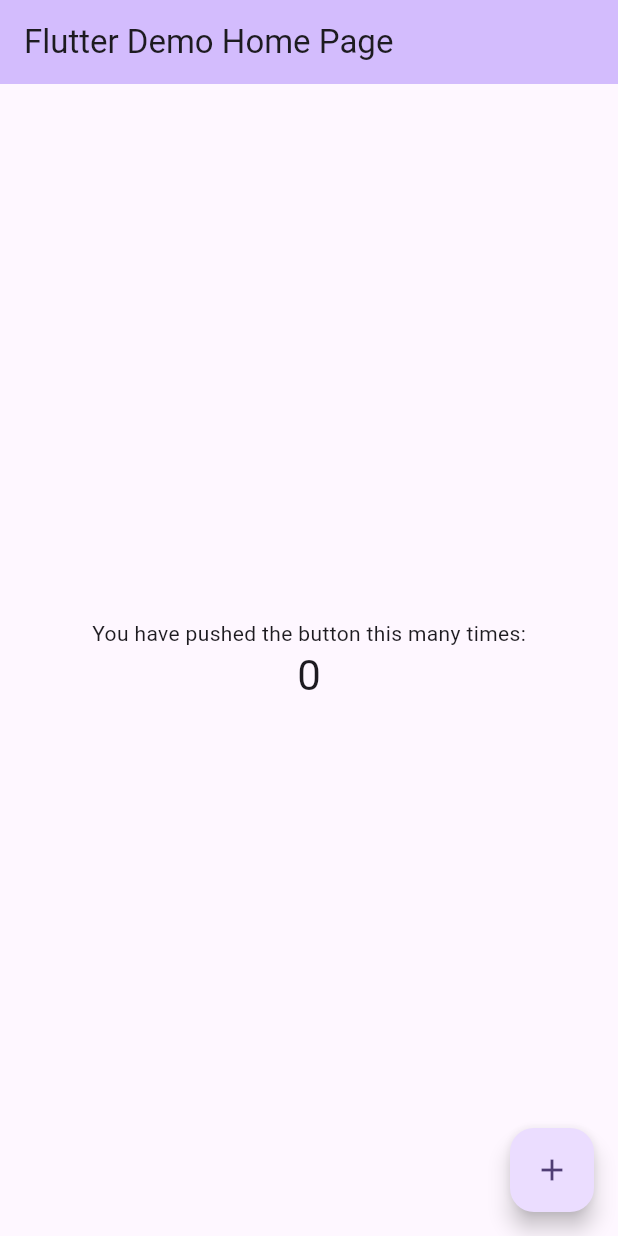
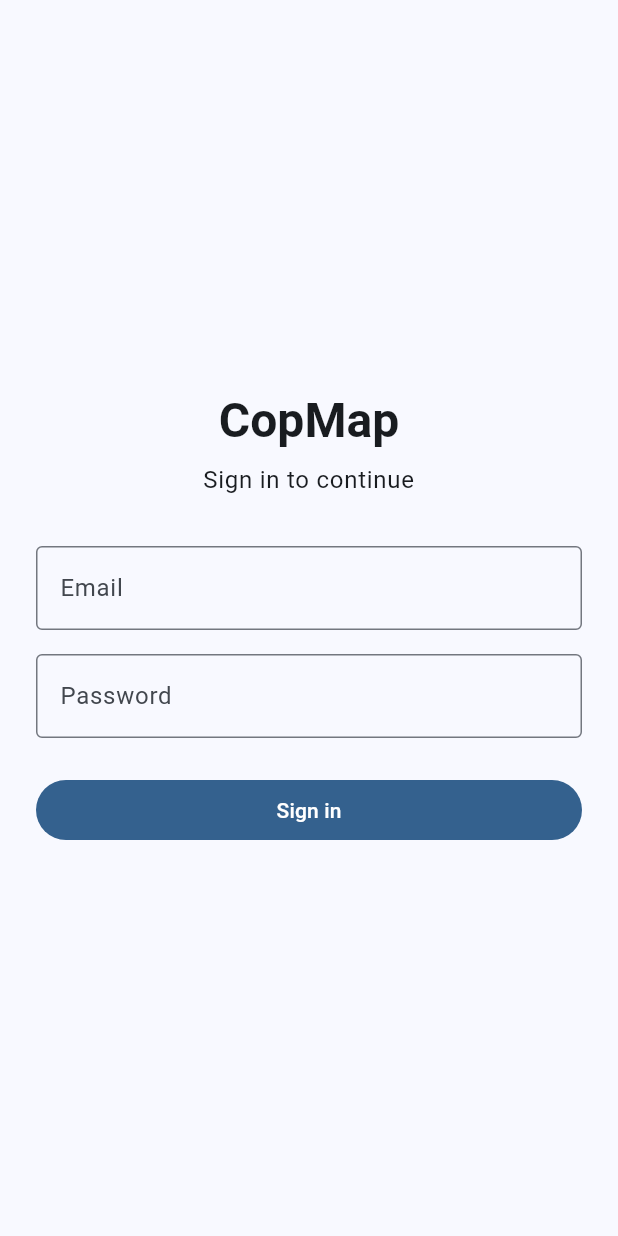
Before and after one commit to TaranSingh-111/copmap_task, a Flutter app: the screen it shows after launch, on a phone screen of 412 x 824 dp. Run offline on Flutter 3.47's test engine with Material 3 defaults, Android fonts, the phone set to English and light mode, and no system bars; our stand-ins replace flutter_dotenv, get, supabase_flutter; accounts and stored records are empty.

Commit message:
feat(auth): login implemented

```diff
--- /dev/null
+++ b/lib/core/config/app_config.dart
@@ -0,0 +1,6 @@
+import 'package:flutter/material.dart';
+
+abstract final class AppConfig {
+  static const appName = 'CopMap';
+  static const brandColor = Color(0xFF183A5A);
+}
--- /dev/null
+++ b/lib/core/services/auth_service.dart
@@ -0,0 +1,23 @@
+import 'package:supabase_flutter/supabase_flutter.dart';
+
+class AuthService {
+  AuthService(this._client);
+
+  final SupabaseClient _client;
+
+  User? get currentUser => _client.auth.currentUser;
+  Session? get currentSession => _client.auth.currentSession;
+  Stream<AuthState> get authStateChanges => _client.auth.onAuthStateChange;
+
+  Future<void> signInWithEmail({
+    required String email,
+    required String password,
+  }) async {
+    await _client.auth.signInWithPassword(
+      email: email.trim(),
+      password: password,
+    );
+  }
+
+  Future<void> signOut() => _client.auth.signOut();
+}
--- /dev/null
+++ b/lib/data/models/user_profile.dart
@@ -0,0 +1,38 @@
+enum UserRole {
+  admin,
+  officer;
+
+  static UserRole fromDatabaseValue(Object? value) {
+    switch (value?.toString().toUpperCase()) {
+      case 'ADMIN':
+        return UserRole.admin;
+      case 'OFFICER':
+        return UserRole.officer;
+      default:
+        throw FormatException('Unsupported profile role: $value');
+    }
+  }
+}
+
+class UserProfile {
+  const UserProfile({
+    required this.id,
+    required this.role,
+    this.email,
+    this.fullName,
+  });
+
+  final String id;
+  final UserRole role;
+  final String? email;
+  final String? fullName;
+
+  factory UserProfile.fromJson(Map<String, dynamic> json) {
+    return UserProfile(
+      id: json['id'] as String,
+      role: UserRole.fromDatabaseValue(json['role']),
+      email: json['email'] as String?,
+      fullName: (json['full_name'] ?? json['name']) as String?,
+    );
+  }
+}
--- /dev/null
+++ b/lib/data/repositories/profile_repository.dart
@@ -0,0 +1,22 @@
+import 'package:supabase_flutter/supabase_flutter.dart';
+
+import '../models/user_profile.dart';
+
+class ProfileRepository {
+  ProfileRepository(this._client);
+
+  final SupabaseClient _client;
+
+  Future<UserProfile> fetchForUser(String userId) async {
+    final row = await _client
+        .from('profiles')
+        .select()
+        .eq('id', userId)
+        .maybeSingle();
+
+    if (row == null) {
+      throw StateError('No profile exists for the authenticated account.');
+    }
+    return UserProfile.fromJson(row);
+  }
+}
--- a/lib/main.dart
+++ b/lib/main.dart
@@ -1,122 +1,47 @@
 import 'package:flutter/material.dart';
+import 'package:flutter_dotenv/flutter_dotenv.dart';
+import 'package:get/get.dart';
+import 'package:supabase_flutter/supabase_flutter.dart';
 
-void main() {
-  runApp(const MyApp());
+import 'core/config/app_config.dart';
+import 'modules/auth/bindings/auth_binding.dart';
+import 'modules/auth/views/auth_gate.dart';
+
+Future<void> main() async {
+  WidgetsFlutterBinding.ensureInitialized();
+  await dotenv.load(fileName: '.env', isOptional: true);
+
+  final supabaseUrl = dotenv.env['SUPABASE_URL']?.trim();
+  final supabaseAnonKey = dotenv.env['SUPABASE_ANON_KEY']?.trim();
+  if (supabaseUrl == null || supabaseUrl.isEmpty ||
+      supabaseAnonKey == null || supabaseAnonKey.isEmpty) {
+    throw StateError(
+      'Set SUPABASE_URL and SUPABASE_ANON_KEY in the local .env file.',
+    );
+  }
+
+  await Supabase.initialize(
+    url: supabaseUrl,
+    anonKey: supabaseAnonKey,
+  );
+
+  runApp(const CopMapApp());
 }
 
-class MyApp extends StatelessWidget {
-  const MyApp({super.key});
+class CopMapApp extends StatelessWidget {
+  const CopMapApp({super.key});
 
-  // This widget is the root of your application.
   @override
   Widget build(BuildContext context) {
-    return MaterialApp(
-      title: 'Flutter Demo',
+    return GetMaterialApp(
+      title: 'CopMap',
+      debugShowCheckedModeBanner: false,
+      initialBinding: AuthBinding(),
       theme: ThemeData(
-        // This is the theme of your application.
-        //
-        // TRY THIS: Try running your application with "flutter run". You'll see
-        // the application has a purple toolbar. Then, without quitting the app,
-        // try changing the seedColor in the colorScheme below to Colors.green
-        // and then invoke "hot reload" (save your changes or press the "hot
-        // reload" button in a Flutter-supported IDE, or press "r" if you used
-        // the command line to start the app).
-        //
-        // Notice that the counter didn't reset back to zero; the application
-        // state is not lost during the reload. To reset the state, use hot
-        // restart instead.
-        //
-        // This works for code too, not just values: Most code changes can be
-        // tested with just a hot reload.
-        colorScheme: .fromSeed(seedColor: Colors.deepPurple),
+        colorScheme: ColorScheme.fromSeed(seedColor: AppConfig.brandColor),
+        useMaterial3: true,
       ),
-      home: const MyHomePage(title: 'Flutter Demo Home Page'),
+      home: const AuthGate(),
     );
   }
 }
-
-class MyHomePage extends StatefulWidget {
-  const MyHomePage({super.key, required this.title});
-
-  // This widget is the home page of your application. It is stateful, meaning
-  // that it has a State object (defined below) that contains fields that affect
-  // how it looks.
-
-  // This class is the configuration for the state. It holds the values (in this
-  // case the title) provided by the parent (in this case the App widget) and
-  // used by the build method of the State. Fields in a Widget subclass are
-  // always marked "final".
-
-  final String title;
-
-  @override
-  State<MyHomePage> createState() => _MyHomePageState();
-}
-
-class _MyHomePageState extends State<MyHomePage> {
-  int _counter = 0;
-
-  void _incrementCounter() {
-    setState(() {
-      // This call to setState tells the Flutter framework that something has
-      // changed in this State, which causes it to rerun the build method below
-      // so that the display can reflect the updated values. If we changed
-      // _counter without calling setState(), then the build method would not be
-      // called again, and so nothing would appear to happen.
-      _counter++;
-    });
-  }
-
-  @override
-  Widget build(BuildContext context) {
-    // This method is rerun every time setState is called, for instance as done
-    // by the _incrementCounter method above.
-    //
-    // The Flutter framework has been optimized to make rerunning build methods
-    // fast, so that you can just rebuild anything that needs updating rather
-    // than having to individually change instances of widgets.
-    return Scaffold(
-      appBar: AppBar(
-        // TRY THIS: Try changing the color here to a specific color (to
-        // Colors.amber, perhaps?) and trigger a hot reload to see the AppBar
-        // change color while the other colors stay the same.
-        backgroundColor: Theme.of(context).colorScheme.inversePrimary,
-        // Here we take the value from the MyHomePage object that was created by
-        // the App.build method, and use it to set our appbar title.
-        title: Text(widget.title),
-      ),
-      body: Center(
-        // Center is a layout widget. It takes a single child and positions it
-        // in the middle of the parent.
-        child: Column(
-          // Column is also a layout widget. It takes a list of children and
-          // arranges them vertically. By default, it sizes itself to fit its
-          // children horizontally, and tries to be as tall as its parent.
-          //
-          // Column has various properties to control how it sizes itself and
-          // how it positions its children. Here we use mainAxisAlignment to
-          // center the children vertically; the main axis here is the vertical
-          // axis because Columns are vertical (the cross axis would be
-          // horizontal).
-          //
-          // TRY THIS: Invoke "debug painting" (choose the "Toggle Debug Paint"
-          // action in the IDE, or press "p" in the console), to see the
-          // wireframe for each widget.
-          mainAxisAlignment: .center,
-          children: [
-            const Text('You have pushed the button this many times:'),
-            Text(
-              '$_counter',
-              style: Theme.of(context).textTheme.headlineMedium,
-            ),
-          ],
-        ),
-      ),
-      floatingActionButton: FloatingActionButton(
-        onPressed: _incrementCounter,
-        tooltip: 'Increment',
-        child: const Icon(Icons.add),
-      ),
-    );
-  }
-}
--- /dev/null
+++ b/lib/modules/auth/controllers/auth_controller.dart
@@ -0,0 +1,99 @@
+import 'dart:async';
+
+import 'package:get/get.dart';
+import 'package:supabase_flutter/supabase_flutter.dart';
+
+import '../../../core/services/auth_service.dart';
+import '../../../data/models/user_profile.dart';
+import '../../../data/repositories/profile_repository.dart';
+
+enum AuthStatus { loading, signedOut, signedIn, error }
+
+class AuthController extends GetxController {
+  AuthController({
+    required AuthService authService,
+    required ProfileRepository profileRepository,
+  }) : _authService = authService,
+       _profileRepository = profileRepository;
+
+  final AuthService _authService;
+  final ProfileRepository _profileRepository;
+  final status = AuthStatus.loading.obs;
+  final profile = Rxn<UserProfile>();
+  final errorMessage = RxnString();
+  final isSubmitting = false.obs;
+  StreamSubscription<AuthState>? _authSubscription;
+  int _sessionRevision = 0;
+
+  @override
+  void onInit() {
+    super.onInit();
+    _authSubscription = _authService.authStateChanges.listen(
+      (event) => _applySession(event.session),
+      onError: (Object error) {
+        errorMessage.value = 'Could not monitor the sign-in session.';
+        status.value = AuthStatus.error;
+      },
+    );
+    unawaited(_applySession(_authService.currentSession));
+  }
+
+  Future<void> signIn(String email, String password) async {
+    isSubmitting.value = true;
+    errorMessage.value = null;
+    try {
+      await _authService.signInWithEmail(email: email, password: password);
+      // The auth-state listener fetches the trusted profile and selects the
+      // appropriate signed-in state.
+    } on AuthException catch (error) {
+      errorMessage.value = error.message;
+    } catch (_) {
+      errorMessage.value = 'Sign-in failed. Please try again.';
+    } finally {
+      isSubmitting.value = false;
+    }
+  }
+
+  Future<void> signOut() async {
+    errorMessage.value = null;
+    try {
+      await _authService.signOut();
+    } on AuthException catch (error) {
+      errorMessage.value = error.message;
+    } catch (_) {
+      errorMessage.value = 'Could not sign out. Please try again.';
+    }
+  }
+
+  Future<void> retrySession() => _applySession(_authService.currentSession);
+
+  Future<void> _applySession(Session? session) async {
+    final revision = ++_sessionRevision;
+    errorMessage.value = null;
+    if (session == null) {
+      profile.value = null;
+      status.value = AuthStatus.signedOut;
+      return;
+    }
+
+    status.value = AuthStatus.loading;
+    try {
+      final userProfile = await _profileRepository.fetchForUser(session.user.id);
+      if (revision != _sessionRevision) return;
+      profile.value = userProfile;
+      status.value = AuthStatus.signedIn;
+    } catch (_) {
+      if (revision != _sessionRevision) return;
+      profile.value = null;
+      errorMessage.value =
+          'Your account is signed in, but its profile could not be loaded.';
+      status.value = AuthStatus.error;
+    }
+  }
+
+  @override
+  void onClose() {
+    _authSubscription?.cancel();
+    super.onClose();
+  }
+}
--- /dev/null
+++ b/lib/modules/auth/views/auth_gate.dart
@@ -0,0 +1,69 @@
+import 'package:flutter/material.dart';
+import 'package:get/get.dart';
+
+import '../../../data/models/user_profile.dart';
+import '../controllers/auth_controller.dart';
+import '../../admin/views/admin_dashboard_view.dart';
+import '../../officer/views/officer_dashboard_view.dart';
+import 'login_view.dart';
+
+class AuthGate extends GetView<AuthController> {
+  const AuthGate({super.key});
+
+  @override
+  Widget build(BuildContext context) {
+    return Obx(() {
+      switch (controller.status.value) {
+        case AuthStatus.loading:
+          return const Scaffold(
+            body: Center(child: CircularProgressIndicator()),
+          );
+        case AuthStatus.signedOut:
+          return const LoginView();
+        case AuthStatus.signedIn:
+          return controller.profile.value?.role == UserRole.admin
+              ? const AdminDashboardView()
+              : const OfficerDashboardView();
+        case AuthStatus.error:
+          return _SessionErrorView(
+            message: controller.errorMessage.value ??
+                'Unable to load your account.',
+            onRetry: controller.retrySession,
+            onSignOut: controller.signOut,
+          );
+      }
+    });
+  }
+}
+
+class _SessionErrorView extends StatelessWidget {
+  const _SessionErrorView({
+    required this.message,
+    required this.onRetry,
+    required this.onSignOut,
+  });
+
+  final String message;
+  final VoidCallback onRetry;
+  final VoidCallback onSignOut;
+
+  @override
+  Widget build(BuildContext context) {
+    return Scaffold(
+      body: Center(
+        child: Padding(
+          padding: const EdgeInsets.all(24),
+          child: Column(
+            mainAxisSize: MainAxisSize.min,
+            children: [
+              Text(message, textAlign: TextAlign.center),
+              const SizedBox(height: 16),
+              FilledButton(onPressed: onRetry, child: const Text('Retry')),
+              TextButton(onPressed: onSignOut, child: const Text('Sign out')),
+            ],
+          ),
+        ),
+      ),
+    );
+  }
+}
--- /dev/null
+++ b/lib/modules/auth/views/login_view.dart
@@ -0,0 +1,127 @@
+import 'package:flutter/material.dart';
+import 'package:get/get.dart';
+
+import '../controllers/auth_controller.dart';
+
+class LoginView extends StatefulWidget {
+  const LoginView({super.key});
+
+  @override
+  State<LoginView> createState() => _LoginViewState();
+}
+
+class _LoginViewState extends State<LoginView> {
+  final _formKey = GlobalKey<FormState>();
+  final _emailController = TextEditingController();
+  final _passwordController = TextEditingController();
+
+  AuthController get _authController => Get.find<AuthController>();
+
+  @override
+  void dispose() {
+    _emailController.dispose();
+    _passwordController.dispose();
+    super.dispose();
+  }
+
+  @override
+  Widget build(BuildContext context) {
+    return Scaffold(
+      body: SafeArea(
+        child: Center(
+          child: SingleChildScrollView(
+            padding: const EdgeInsets.all(24),
+            child: ConstrainedBox(
+              constraints: const BoxConstraints(maxWidth: 420),
+              child: Form(
+                key: _formKey,
+                child: Column(
+                  crossAxisAlignment: CrossAxisAlignment.stretch,
+                  mainAxisSize: MainAxisSize.min,
+                  children: [
+                    Text(
+                      'CopMap',
+                      textAlign: TextAlign.center,
+                      style: Theme.of(context).textTheme.headlineLarge?.copyWith(
+                            fontWeight: FontWeight.bold,
+                          ),
+                    ),
+                    const SizedBox(height: 8),
+                    Text(
+                      'Sign in to continue',
+                      textAlign: TextAlign.center,
+                      style: Theme.of(context).textTheme.bodyLarge,
+                    ),
+                    const SizedBox(height: 32),
+                    TextFormField(
+                      controller: _emailController,
+                      keyboardType: TextInputType.emailAddress,
+                      autofillHints: const [
+                        AutofillHints.username,
+                        AutofillHints.email,
+                      ],
+                      decoration: const InputDecoration(
+                        labelText: 'Email',
+                        border: OutlineInputBorder(),
+                      ),
+                      validator: (value) {
+                        if (value == null || value.trim().isEmpty) {
+                          return 'Enter your email address';
+                        }
+                        if (!value.contains('@')) return 'Enter a valid email';
+                        return null;
+                      },
+                    ),
+                    const SizedBox(height: 16),
+                    TextFormField(
+                      controller: _passwordController,
+                      obscureText: true,
+                      autofillHints: const [AutofillHints.password],
+                      decoration: const InputDecoration(
+                        labelText: 'Password',
+                        border: OutlineInputBorder(),
+                      ),
+                      validator: (value) => value == null || value.isEmpty
+                          ? 'Enter your password'
+                          : null,
+                      onFieldSubmitted: (_) => _submit(),
+                    ),
+                    const SizedBox(height: 12),
+                    Obx(() {
+                      final message = _authController.errorMessage.value;
+                      if (message == null) return const SizedBox.shrink();
+                      return Text(
+                        message,
+                        style: TextStyle(color: Theme.of(context).colorScheme.error),
+                        textAlign: TextAlign.center,
+                      );
+                    }),
+                    const SizedBox(height: 12),
+                    Obx(() => FilledButton(
+                          onPressed: _authController.isSubmitting.value
+                              ? null
+                              : _submit,
+                          child: _authController.isSubmitting.value
+                              ? const SizedBox(
+                                  width: 20,
+                                  height: 20,
+                                  child: CircularProgressIndicator(strokeWidth: 2),
+                                )
+                              : const Text('Sign in'),
+                        )),
+                  ],
+                ),
+              ),
+            ),
+          ),
+        ),
+      ),
+    );
+  }
+
+  void _submit() {
+    if (_formKey.currentState?.validate() ?? false) {
+      _authController.signIn(_emailController.text, _passwordController.text);
+    }
+  }
+}
--- a/pubspec.yaml
+++ b/pubspec.yaml
@@ -35,6 +35,8 @@ dependencies:
   # Use with the CupertinoIcons class for iOS style icons.
   cupertino_icons: ^1.0.8
   supabase_flutter: ^2.18.3
+  flutter_dotenv: ^5.2.1
+  get: ^4.7.2
 
 dev_dependencies:
   flutter_test:
@@ -57,6 +59,8 @@ flutter:
   # included with your application, so that you can use the icons in
   # the material Icons class.
   uses-material-design: true
+  assets:
+    - .env
 
   # To add assets to your application, add an assets section, like this:
   # assets:
```
Also changed, not shown: lib/modules/admin/views/admin_dashboard_view.dart (added, +25 -0 lines), lib/modules/auth/bindings/auth_binding.dart (added, +19 -0 lines), lib/modules/officer/views/officer_dashboard_view.dart (added, +25 -0 lines), pubspec.lock, 2 other files.
